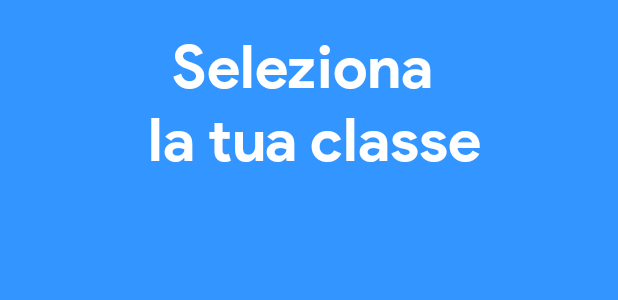
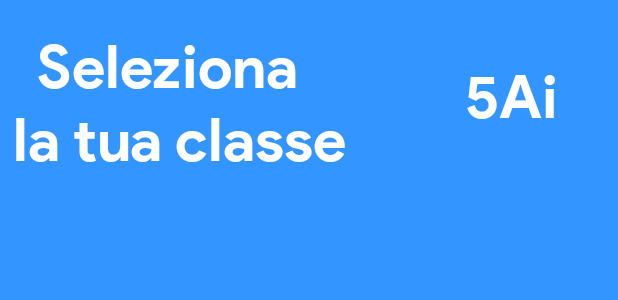
Before and after one commit to oruamdalo/AppForBooks, an Android app: the layout intro_slide3.xml on its own in the app's theme, with its tools: preview values and no code run, on a phone screen of 412 x 824 dp. Shown: the top 300 px of the screen. Run offline under Robolectric (Android 15) with nearby library versions, the phone set to English and light mode, and no system bars.

```diff
--- a/app/src/main/res/layout/activity_intro_slider.xml
+++ b/app/src/main/res/layout/activity_intro_slider.xml
@@ -46,6 +46,7 @@
         android:layout_alignParentLeft="true"
         android:background="@null"
         android:text="@string/prevbtnText"
-        android:textColor="@android:color/white" />
+        android:textColor="@android:color/white"
+        android:visibility="invisible"/>
 
 </RelativeLayout>
--- a/app/src/main/res/layout/grid_view_item.xml
+++ b/app/src/main/res/layout/grid_view_item.xml
@@ -11,12 +11,12 @@
         android:text="5Ai"
         android:fontFamily="@font/ps_bold"
         android:textColor="@color/dot_light_screen3"
-        android:layout_marginRight="20dp"
-        android:layout_marginLeft="20dp"
-        android:layout_marginTop="20dp"
         android:padding="20dp"
         android:textAlignment="center"
         android:background="#fff"/>
+    <!--android:layout_marginRight="20dp"-->
+    <!--android:layout_marginLeft="20dp"-->
+    <!--android:layout_marginTop="20dp"-->
 
     <TextView
         android:id="@+id/class_address"
--- a/app/src/main/res/layout/intro_slide3.xml
+++ b/app/src/main/res/layout/intro_slide3.xml
@@ -11,9 +11,22 @@
         android:textSize="40sp"
         android:textColor="@color/textSlideColor"
         android:fontFamily="@font/ps_bold"
+        android:layout_alignParentStart="true"
+        android:layout_marginTop="20dp"
+        android:gravity="center"/>
+    <TextView
+        android:id="@+id/chosen_class"
+        android:layout_width="wrap_content"
+        android:layout_height="wrap_content"
+        android:layout_alignParentEnd="true"
+        android:text="5Ai"
+        android:textSize="40sp"
+        android:textColor="@color/textSlideColor"
+        android:fontFamily="@font/ps_bold"
         android:layout_centerHorizontal="true"
         android:layout_marginTop="20dp"
-        android:gravity="center"/>
+        android:gravity="center"
+        android:layout_margin="40dp"/>
 
     <GridView
         android:id="@+id/classrooms_gridview"
```
Also changed, not shown: app/src/main/java/test/appforbooks/com/Activities/IntroSlider.java (+12 -0 lines), app/src/main/java/test/appforbooks/com/Adapters/ClassroomAdapter.java (+1 -1 lines).
